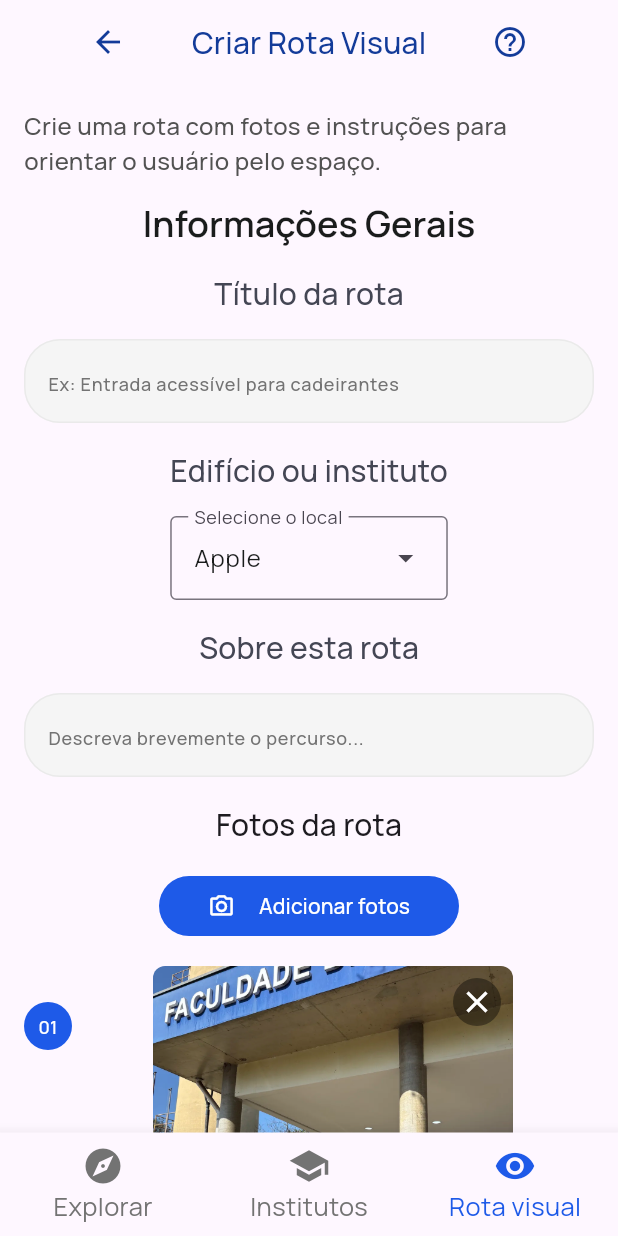
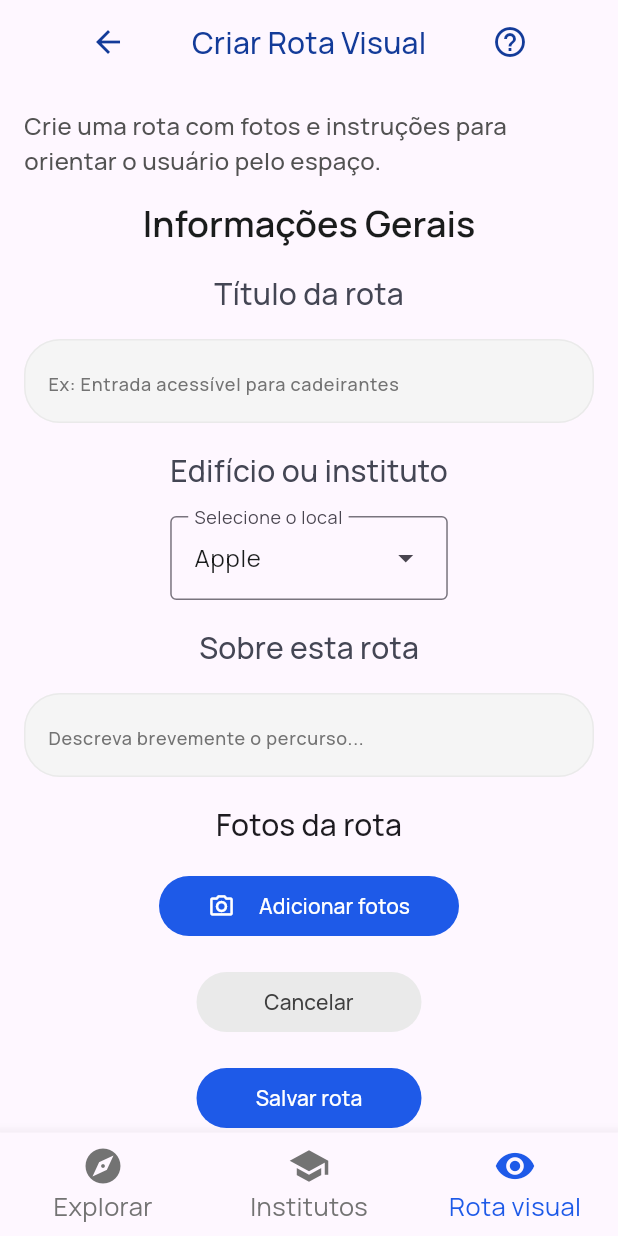
Before and after one commit to CinatitBR/usp-acessivel, a Flutter app: the screen it shows after launch, item 3 of the bottom bar chosen, after a tap on "Apple", after a tap on "Adicionar fotos", on a phone screen of 412 x 824 dp. Run offline on Flutter 3.47's test engine with Material 3 defaults, Android fonts, the phone set to English and light mode, and no system bars; our stand-ins replace image_picker; missing offline and left inert: maplibre.

Commit message:
feat: transform create visual route page into a dynamic form
This updates `CreateVisualRoutePage` from a static, stateless layout into a dynamic, stateful form. It implements the image picker to dynamically add routing steps (each with a photo and description), properly manages text controllers for general info and each step, saves the data to memory on submission, and resets everything appropriately upon cancellation.

Additionally adds `image_picker` package, manages Android/iOS constraints (updating SDK ranges and iOS Plist keys), and tweaks the navigation integration to properly instantiate the page.

Co-authored-by: CinatitBR <50183633+CinatitBR@users.noreply.github.com>

```diff
--- a/lib/create_visual_route_page.dart
+++ b/lib/create_visual_route_page.dart
@@ -1,8 +1,47 @@
+import 'dart:io';
+import 'package:flutter/foundation.dart';
 import 'package:flutter/material.dart';
+import 'package:image_picker/image_picker.dart';
 import 'app_colors.dart';
 
-class CreateVisualRoutePage extends StatelessWidget {
+class RouteStep {
+  final XFile image;
+  final TextEditingController descriptionController;
+
+  RouteStep({required this.image, required this.descriptionController});
+}
+
+class CreateVisualRoutePage extends StatefulWidget {
   const CreateVisualRoutePage({super.key});
+
+  @override
+  State<CreateVisualRoutePage> createState() => _CreateVisualRoutePageState();
+}
+
+class _CreateVisualRoutePageState extends State<CreateVisualRoutePage> {
+  final TextEditingController _titleController = TextEditingController();
+  final TextEditingController _descriptionController = TextEditingController();
+  final TextEditingController _locationController = TextEditingController();
+  String _selectedLocation = 'Apple';
+  final List<RouteStep> _steps = [];
+  final ImagePicker _picker = ImagePicker();
+
+  @override
+  void initState() {
+    super.initState();
+    _locationController.text = _selectedLocation;
+  }
+
+  @override
+  void dispose() {
+    _locationController.dispose();
+    _titleController.dispose();
+    _descriptionController.dispose();
+    for (var step in _steps) {
+      step.descriptionController.dispose();
+    }
+    super.dispose();
+  }
 
   @override
   Widget build(BuildContext context) {
@@ -51,15 +90,22 @@ class CreateVisualRoutePage extends StatelessWidget {
               _buildTextField(
                 context,
                 hint: 'Ex: Entrada acessível para cadeirantes',
+                controller: _titleController,
               ),
               _buildFieldTitle(context, 'Edifício ou instituto'),
               DropdownMenu(
+                controller: _locationController,
                 label: const Text('Selecione o local'),
-                initialSelection: 'Apple',
+                initialSelection: _selectedLocation,
                 onSelected: (String? value) {
-                  print('Selected: $value');
+                  if (value != null) {
+                    setState(() {
+                      _selectedLocation = value;
+                      _locationController.text = value;
+                    });
+                  }
                 },
-                textStyle: TextStyle(color: Color(0xFF1A1C1C)),
+                textStyle: const TextStyle(color: Color(0xFF1A1C1C)),
                 dropdownMenuEntries: const [
                   DropdownMenuEntry(value: 'Apple', label: 'Apple'),
                   DropdownMenuEntry(value: 'Banana', label: 'Banana'),
@@ -70,13 +116,14 @@ class CreateVisualRoutePage extends StatelessWidget {
               _buildTextField(
                 context,
                 hint: 'Descreva brevemente o percurso...',
+                controller: _descriptionController,
               ),
               Text(
                 'Fotos da rota',
                 style: Theme.of(context).textTheme.titleMedium,
               ),
               FilledButton(
-                onPressed: () {},
+                onPressed: _pickImageAndAddStep,
                 style: FilledButton.styleFrom(fixedSize: Size(200, 40)),
                 child: Row(
                   mainAxisAlignment: .center,
@@ -87,9 +134,11 @@ class CreateVisualRoutePage extends StatelessWidget {
                   ],
                 ),
               ),
-              _buildStepBox(context),
+              ..._steps.asMap().entries.map((entry) {
+                return _buildStepBox(context, entry.key, entry.value);
+              }),
               FilledButton(
-                onPressed: () {},
+                onPressed: _onCancel,
                 style: FilledButton.styleFrom(
                   fixedSize: Size(150, 40),
                   backgroundColor: AppColors.neutral[200],
@@ -100,7 +149,7 @@ class CreateVisualRoutePage extends StatelessWidget {
                 ),
               ),
               FilledButton(
-                onPressed: () {},
+                onPressed: _onSave,
                 style: FilledButton.styleFrom(fixedSize: Size(150, 40)),
                 child: const Text('Salvar rota'),
               ),
@@ -120,8 +169,9 @@ class CreateVisualRoutePage extends StatelessWidget {
     );
   }
 
-  Widget _buildTextField(BuildContext context, {String? hint, int? maxLines}) {
+  Widget _buildTextField(BuildContext context, {String? hint, int? maxLines, TextEditingController? controller}) {
     return TextField(
+      controller: controller,
       maxLines: maxLines,
       decoration: InputDecoration(
         filled: true,
@@ -146,7 +196,64 @@ class CreateVisualRoutePage extends StatelessWidget {
     );
   }
 
-  Widget _buildStepBox(BuildContext context) {
+  Future<void> _pickImageAndAddStep() async {
+    final XFile? image = await _picker.pickImage(source: ImageSource.gallery);
+    if (image != null) {
+      setState(() {
+        _steps.add(RouteStep(
+          image: image,
+          descriptionController: TextEditingController(),
+        ));
+      });
+    }
+  }
+
+  void _removeStep(int index) {
+    setState(() {
+      _steps[index].descriptionController.dispose();
+      _steps.removeAt(index);
+    });
+  }
+
+  void _onCancel() {
+    setState(() {
+      _titleController.clear();
+      _descriptionController.clear();
+      _selectedLocation = 'Apple';
+      _locationController.text = 'Apple';
+      for (var step in _steps) {
+        step.descriptionController.dispose();
+      }
+      _steps.clear();
+    });
+  }
+
+  void _onSave() {
+    final Map<String, dynamic> routeData = {
+      'title': _titleController.text,
+      'location': _selectedLocation,
+      'description': _descriptionController.text,
+      'steps': _steps.map((step) => {
+        'imagePath': step.image.path,
+        'description': step.descriptionController.text,
+      }).toList(),
+    };
+
+    // In a real app this might post to a server, but for now we print to log
+    if (kDebugMode) {
+      print('==============================');
+      print('ROUTE SAVED IN MEMORY:');
+      print(routeData);
+      print('==============================');
+    }
+
+    // Optionally clear form or show success message
+    ScaffoldMessenger.of(context).showSnackBar(
+      const SnackBar(content: Text('Rota salva com sucesso!')),
+    );
+  }
+
+  Widget _buildStepBox(BuildContext context, int index, RouteStep step) {
     return IntrinsicHeight(
       child: Row(
         children: [
@@ -155,16 +262,17 @@ class CreateVisualRoutePage extends StatelessWidget {
             child: Column(
               mainAxisAlignment: MainAxisAlignment.spaceBetween,
               mainAxisSize: MainAxisSize.max,
-              children: const [
+              children: [
                 CircleAvatar(
                   radius: 16,
                   backgroundColor: AppColors.primary,
                   child: Text(
-                    '01',
-                    style: TextStyle(color: Color(0xFFFFFFFF), fontSize: 12),
+                    (index + 1).toString().padLeft(2, '0'),
+                    style: const TextStyle(color: Color(0xFFFFFFFF), fontSize: 12),
                   ),
                 ),
-                Icon(Icons.arrow_circle_up_rounded),
+                if (index < _steps.length - 1)
+                  const Icon(Icons.arrow_circle_up_rounded),
               ],
             ),
           ),
@@ -179,12 +287,12 @@ class CreateVisualRoutePage extends StatelessWidget {
                     Container(
                       width: 240,
                       height: 240,
-                      decoration: const BoxDecoration(
-                        borderRadius: BorderRadius.all(Radius.circular(8)),
+                      decoration: BoxDecoration(
+                        borderRadius: const BorderRadius.all(Radius.circular(8)),
                         image: DecorationImage(
-                          image: AssetImage(
-                            'assets/rotas-odonto/exterior-3.webp',
-                          ),
+                          image: kIsWeb
+                              ? NetworkImage(step.image.path) as ImageProvider
+                              : FileImage(File(step.image.path)),
                           fit: BoxFit.cover,
                         ),
                       ),
@@ -194,9 +302,7 @@ class CreateVisualRoutePage extends StatelessWidget {
                       top: 8,
                       right: 8,
                       child: GestureDetector(
-                        onTap: () {
-                          // Handle close button action here
-                        },
+                        onTap: () => _removeStep(index),
                         child: _buildCloseButton(),
                       ),
                     ),
@@ -207,6 +313,7 @@ class CreateVisualRoutePage extends StatelessWidget {
                   context,
                   hint: 'Descreva brevemente o percurso',
                   maxLines: 3,
+                  controller: step.descriptionController,
                 ),
               ],
             ),
--- a/lib/main.dart
+++ b/lib/main.dart
@@ -98,7 +98,7 @@ class _MainScreenState extends State<MainScreen> {
   int _currentIndex = 0;
 
   // 2. Ordered list of pages matching the bottom taskbar indexes
-  final List<Widget> _pages = const [
+  final List<Widget> _pages = [
     MapPage(),
     InstitutesPage(),
     CreateVisualRoutePage(),
--- a/pubspec.yaml
+++ b/pubspec.yaml
@@ -4,13 +4,14 @@ publish_to: "none"
 version: 0.1.0+1
 
 environment:
-  sdk: ^3.12.2
+  sdk: ">=3.11.0 <4.0.0"
 
 dependencies:
   collection: ^1.19.1
   firebase_core: ^4.13.0
   flutter:
     sdk: flutter
+  image_picker: ^1.2.3
   maplibre: ^0.3.5
 
 dev_dependencies:
```
Also changed, not shown: pubspec.lock, 1 other file.
